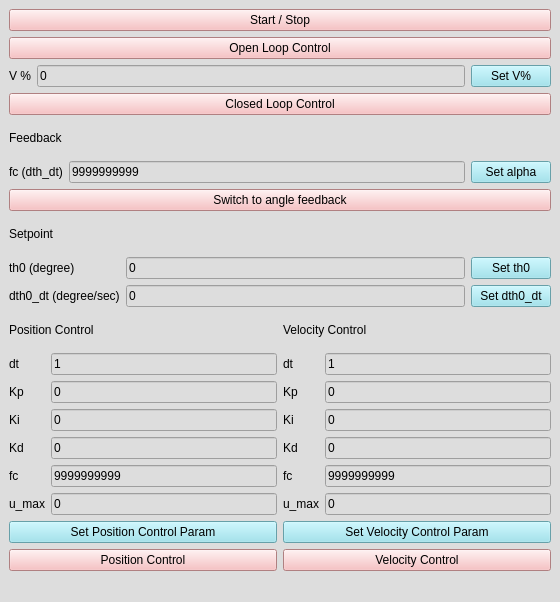
This is py_interface/gui/py_gui.ui in abhinayh56/Motor-control as Qt 5 draws it before an edit. The edited form follows.
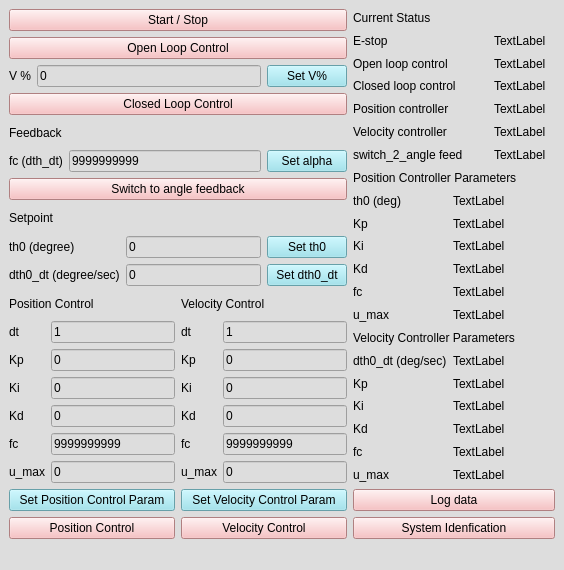
This is the edited form. Icons and pictures are not drawn.

Diff of the .ui file:
```diff
--- a/py_interface/gui/py_gui.ui
+++ b/py_interface/gui/py_gui.ui
@@ -6,8 +6,8 @@
    <rect>
     <x>0</x>
     <y>0</y>
-    <width>560</width>
-    <height>602</height>
+    <width>564</width>
+    <height>570</height>
    </rect>
   </property>
   <property name="sizePolicy">
@@ -28,7 +28,7 @@
 background-color: rgb(221, 221, 221);</string>
   </property>
   <widget class="QWidget" name="centralwidget">
-   <layout class="QGridLayout" name="gridLayout_8">
+   <layout class="QGridLayout" name="gridLayout_9">
     <item row="0" column="0">
      <layout class="QGridLayout" name="gridLayout_7">
       <item row="0" column="0">
@@ -429,6 +429,303 @@
       </item>
      </layout>
     </item>
+    <item row="0" column="1">
+     <layout class="QGridLayout" name="gridLayout_8">
+      <item row="1" column="3" colspan="2">
+       <widget class="QLabel" name="label_e_stop">
+        <property name="text">
+         <string>TextLabel</string>
+        </property>
+       </widget>
+      </item>
+      <item row="2" column="3" colspan="2">
+       <widget class="QLabel" name="label_open_loop_control">
+        <property name="text">
+         <string>TextLabel</string>
+        </property>
+       </widget>
+      </item>
+      <item row="3" column="3" colspan="2">
+       <widget class="QLabel" name="label_close_loop_control">
+        <property name="text">
+         <string>TextLabel</string>
+        </property>
+       </widget>
+      </item>
+      <item row="4" column="3" colspan="2">
+       <widget class="QLabel" name="label_position_control">
+        <property name="text">
+         <string>TextLabel</string>
+        </property>
+       </widget>
+      </item>
+      <item row="5" column="3" colspan="2">
+       <widget class="QLabel" name="label_velocity_control">
+        <property name="text">
+         <string>TextLabel</string>
+        </property>
+       </widget>
+      </item>
+      <item row="6" column="3" colspan="2">
+       <widget class="QLabel" name="label_switch2anglefeed">
+        <property name="text">
+         <string>TextLabel</string>
+        </property>
+       </widget>
+      </item>
+      <item row="7" column="0" colspan="5">
+       <widget class="QLabel" name="label_25">
+        <property name="text">
+         <string>Position Controller Parameters</string>
+        </property>
+       </widget>
+      </item>
+      <item row="8" column="0" colspan="2">
+       <widget class="QLabel" name="label_45">
+        <property name="text">
+         <string>th0 (deg)</string>
+        </property>
+       </widget>
+      </item>
+      <item row="8" column="2" colspan="3">
+       <widget class="QLabel" name="label_pos_th0">
+        <property name="text">
+         <string>TextLabel</string>
+        </property>
+       </widget>
+      </item>
+      <item row="9" column="2" colspan="3">
+       <widget class="QLabel" name="label_pos_kp">
+        <property name="text">
+         <string>TextLabel</string>
+        </property>
+       </widget>
+      </item>
+      <item row="10" column="2" colspan="3">
+       <widget class="QLabel" name="label_pos_ki">
+        <property name="text">
+         <string>TextLabel</string>
+        </property>
+       </widget>
+      </item>
+      <item row="11" column="2" colspan="3">
+       <widget class="QLabel" name="label_pos_kd">
+        <property name="text">
+         <string>TextLabel</string>
+        </property>
+       </widget>
+      </item>
+      <item row="12" column="2" colspan="3">
+       <widget class="QLabel" name="label_pos_fc">
+        <property name="text">
+         <string>TextLabel</string>
+        </property>
+       </widget>
+      </item>
+      <item row="13" column="0" colspan="2">
+       <widget class="QLabel" name="label_24">
+        <property name="text">
+         <string>u_max</string>
+        </property>
+       </widget>
+      </item>
+      <item row="13" column="2" colspan="3">
+       <widget class="QLabel" name="label_pos_u_max">
+        <property name="text">
+         <string>TextLabel</string>
+        </property>
+       </widget>
+      </item>
+      <item row="14" column="0" colspan="5">
+       <widget class="QLabel" name="label_33">
+        <property name="text">
+         <string>Velocity Controller Parameters</string>
+        </property>
+       </widget>
+      </item>
+      <item row="20" column="0" colspan="2">
+       <widget class="QLabel" name="label_30">
+        <property name="text">
+         <string>u_max</string>
+        </property>
+       </widget>
+      </item>
+      <item row="21" column="0" colspan="5">
+       <widget class="QPushButton" name="button_data_log">
+        <property name="styleSheet">
+         <string notr="true">background-color: rgb(247, 179, 181);</string>
+        </property>
+        <property name="text">
+         <string>Log data</string>
+        </property>
+       </widget>
+      </item>
+      <item row="22" column="0" colspan="5">
+       <widget class="QPushButton" name="button_system_identification">
+        <property name="styleSheet">
+         <string notr="true">background-color: rgb(247, 179, 181);</string>
+        </property>
+        <property name="text">
+         <string>System Idenfication</string>
+        </property>
+       </widget>
+      </item>
+      <item row="0" column="0" colspan="5">
+       <widget class="QLabel" name="label_59">
+        <property name="text">
+         <string>Current Status</string>
+        </property>
+       </widget>
+      </item>
+      <item row="9" column="0" colspan="2">
+       <widget class="QLabel" name="label_32">
+        <property name="text">
+         <string>Kp</string>
+        </property>
+       </widget>
+      </item>
+      <item row="10" column="0" colspan="2">
+       <widget class="QLabel" name="label_21">
+        <property name="text">
+         <string>Ki</string>
+        </property>
+       </widget>
+      </item>
+      <item row="11" column="0" colspan="2">
+       <widget class="QLabel" name="label_22">
+        <property name="text">
+         <string>Kd</string>
+        </property>
+       </widget>
+      </item>
+      <item row="12" column="0" colspan="2">
+       <widget class="QLabel" name="label_23">
+        <property name="text">
+         <string>fc</string>
+        </property>
+       </widget>
+      </item>
+      <item row="6" column="0" colspan="3">
+       <widget class="QLabel" name="label_52">
+        <property name="text">
+         <string>switch_2_angle feed</string>
+        </property>
+       </widget>
+      </item>
+      <item row="5" column="0" colspan="3">
+       <widget class="QLabel" name="label_51">
+        <property name="text">
+         <string>Velocity controller</string>
+        </property>
+       </widget>
+      </item>
+      <item row="4" column="0" colspan="3">
+       <widget class="QLabel" name="label_50">
+        <property name="text">
+         <string>Position controller</string>
+        </property>
+       </widget>
+      </item>
+      <item row="3" column="0" colspan="3">
+       <widget class="QLabel" name="label_49">
+        <property name="text">
+         <string>Closed loop control</string>
+        </property>
+       </widget>
+      </item>
+      <item row="2" column="0" colspan="3">
+       <widget class="QLabel" name="label_35">
+        <property name="text">
+         <string>Open loop control</string>
+        </property>
+       </widget>
+      </item>
+      <item row="1" column="0" colspan="3">
+       <widget class="QLabel" name="label_26">
+        <property name="text">
+         <string>E-stop</string>
+        </property>
+       </widget>
+      </item>
+      <item row="16" column="0" colspan="2">
+       <widget class="QLabel" name="label_31">
+        <property name="text">
+         <string>Kp</string>
+        </property>
+       </widget>
+      </item>
+      <item row="17" column="0" colspan="2">
+       <widget class="QLabel" name="label_29">
+        <property name="text">
+         <string>Ki</string>
+        </property>
+       </widget>
+      </item>
+      <item row="18" column="0" colspan="2">
+       <widget class="QLabel" name="label_27">
+        <property name="text">
+         <string>Kd</string>
+        </property>
+       </widget>
+      </item>
+      <item row="19" column="0" colspan="2">
+       <widget class="QLabel" name="label_28">
+        <property name="text">
+         <string>fc</string>
+        </property>
+       </widget>
+      </item>
+      <item row="17" column="2" colspan="3">
+       <widget class="QLabel" name="label_vel_ki">
+        <property name="text">
+         <string>TextLabel</string>
+        </property>
+       </widget>
+      </item>
+      <item row="16" column="2" colspan="3">
+       <widget class="QLabel" name="label_vel_kp">
+        <property name="text">
+         <string>TextLabel</string>
+        </property>
+       </widget>
+      </item>
+      <item row="18" column="2" colspan="3">
+       <widget class="QLabel" name="label_vel_kd">
+        <property name="text">
+         <string>TextLabel</string>
+        </property>
+       </widget>
+      </item>
+      <item row="19" column="2" colspan="3">
+       <widget class="QLabel" name="label_vel_fc">
+        <property name="text">
+         <string>TextLabel</string>
+        </property>
+       </widget>
+      </item>
+      <item row="20" column="2" colspan="3">
+       <widget class="QLabel" name="label_vel_u_max">
+        <property name="text">
+         <string>TextLabel</string>
+        </property>
+       </widget>
+      </item>
+      <item row="15" column="0" colspan="2">
+       <widget class="QLabel" name="label_43">
+        <property name="text">
+         <string>dth0_dt (deg/sec)</string>
+        </property>
+       </widget>
+      </item>
+      <item row="15" column="2" colspan="3">
+       <widget class="QLabel" name="label_dth0_dt">
+        <property name="text">
+         <string>TextLabel</string>
+        </property>
+       </widget>
+      </item>
+     </layout>
+    </item>
    </layout>
   </widget>
   <widget class="QMenuBar" name="menubar">
```
Left out of the diff: 2 changed lines with no effect on the pictures.
